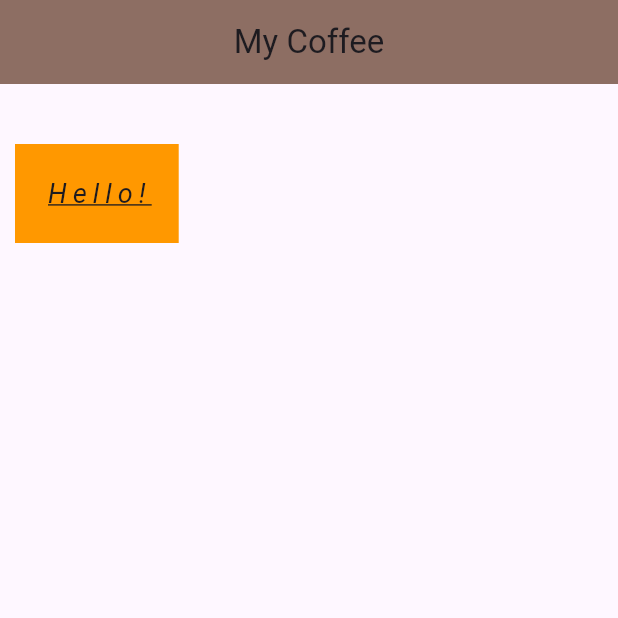
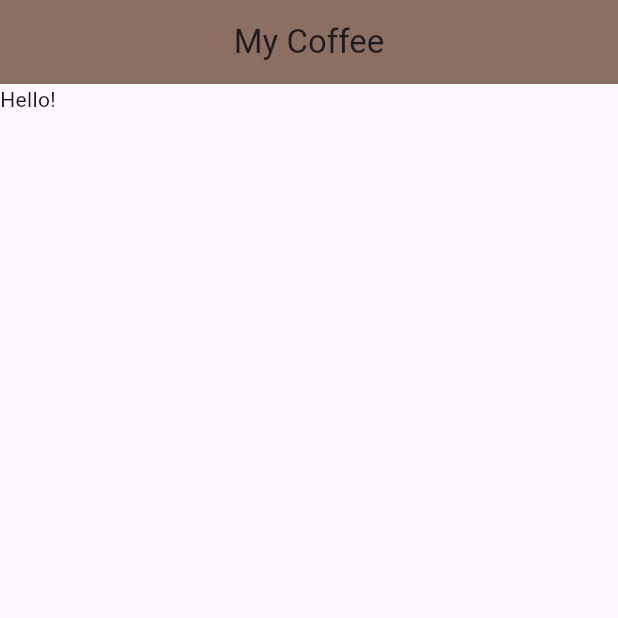
Before and after one commit to yavoraldev00/Flutter-Tutorial, a Flutter app: the screen it shows after launch, on a phone screen of 412 x 824 dp, the top half of it. Run offline on Flutter 3.47's test engine with Material 3 defaults, Android fonts, the phone set to English and light mode, and no system bars.

Commit message:
modular code

```diff
--- /dev/null
+++ b/lib/home.dart
@@ -0,0 +1,16 @@
+import 'package:flutter/material.dart';
+
+class Home extends StatelessWidget {
+  const Home({super.key});
+
+  @override
+  Widget build(BuildContext context) {
+    return Scaffold(
+        appBar: AppBar(
+          title: const Text("My Coffee"),
+          backgroundColor: Colors.brown[400],
+          centerTitle: true,
+        ),
+        body: const Text("Hello!"));
+  }
+}
--- a/lib/main.dart
+++ b/lib/main.dart
@@ -1,33 +1,8 @@
+import 'package:coffe_card/home.dart';
 import 'package:flutter/material.dart';
-import 'package:flutter/widgets.dart';
 
 void main() {
-  runApp(MaterialApp(
-    home: Scaffold(
-        appBar: AppBar(
-          title: const Text("My Coffee"),
-          backgroundColor: Colors.brown[400],
-          centerTitle: true,
-        ),
-        body: const Home()),
+  runApp(const MaterialApp(
+    home: Home(),
   ));
 }
-
-class Home extends StatelessWidget {
-  const Home({super.key});
-
-  @override
-  Widget build(BuildContext context) {
-    return Container(
-        color: Colors.orange,
-        padding: const EdgeInsets.all(20),
-        margin: const EdgeInsets.fromLTRB(10, 40, 0, 0),
-        child: const Text("Hello!",
-            style: TextStyle(
-              fontSize: 18,
-              letterSpacing: 4,
-              decoration: TextDecoration.underline,
-              fontStyle: FontStyle.italic,
-            )));
-  }
-}
```
